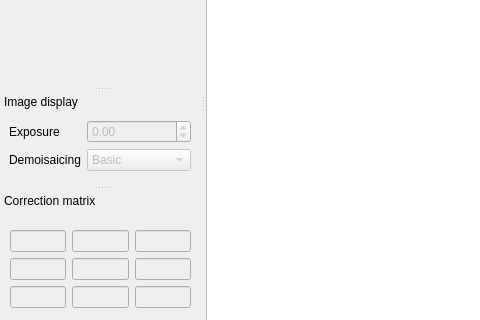
Before: the Qt Designer form apps/gui/mainwindow.ui in afichet/camera-calibration, drawn with Qt 5; both pictures show x 0 to 480 and y 247 to 567 of the 977 by 676 pixel window.
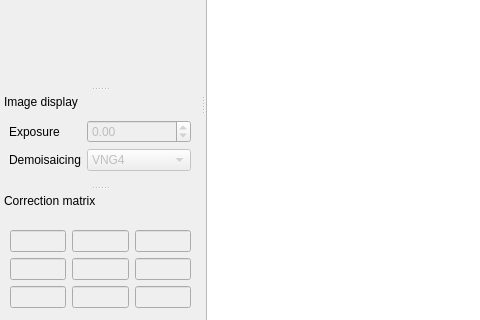
After: the same form once the commit is applied. Icons and pictures are not drawn. Custom widgets are drawn as their Qt base class.

What changed in the file:
```diff
--- a/apps/gui/mainwindow.ui
+++ b/apps/gui/mainwindow.ui
@@ -246,7 +246,7 @@
         <bool>false</bool>
        </property>
        <property name="currentIndex">
-        <number>1</number>
+        <number>2</number>
        </property>
        <item>
         <property name="text">
@@ -260,7 +260,12 @@
        </item>
        <item>
         <property name="text">
-         <string>Amaze</string>
+         <string>VNG4</string>
+        </property>
+       </item>
+       <item>
+        <property name="text">
+         <string>AMaZE</string>
         </property>
        </item>
       </widget>
```
